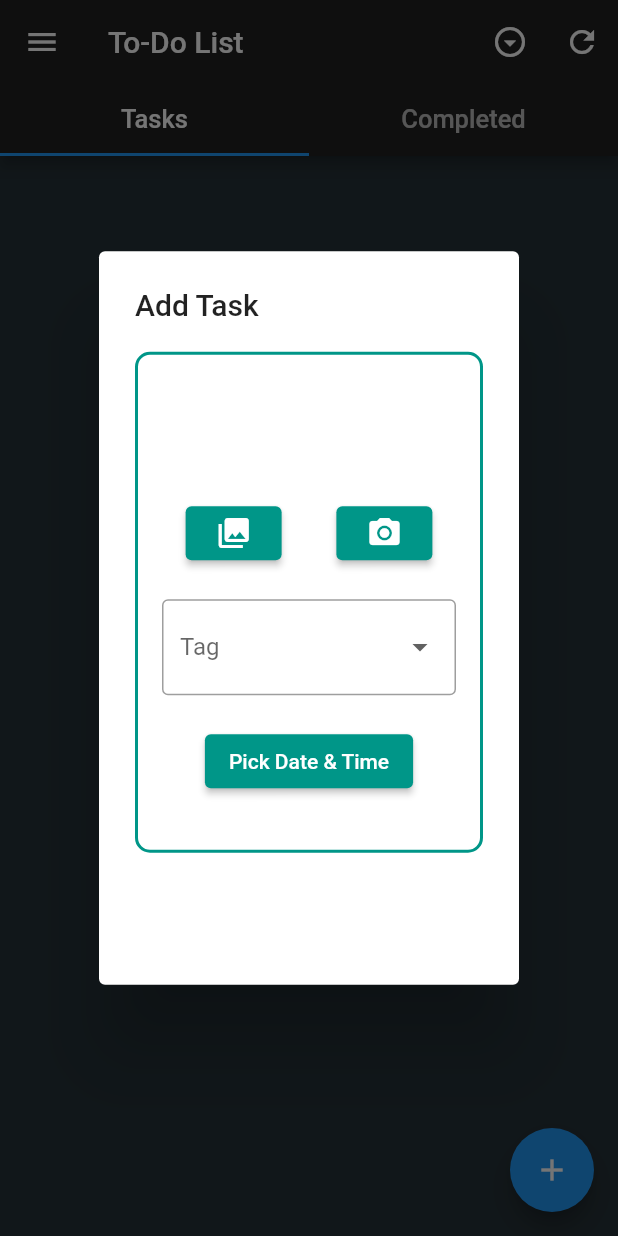
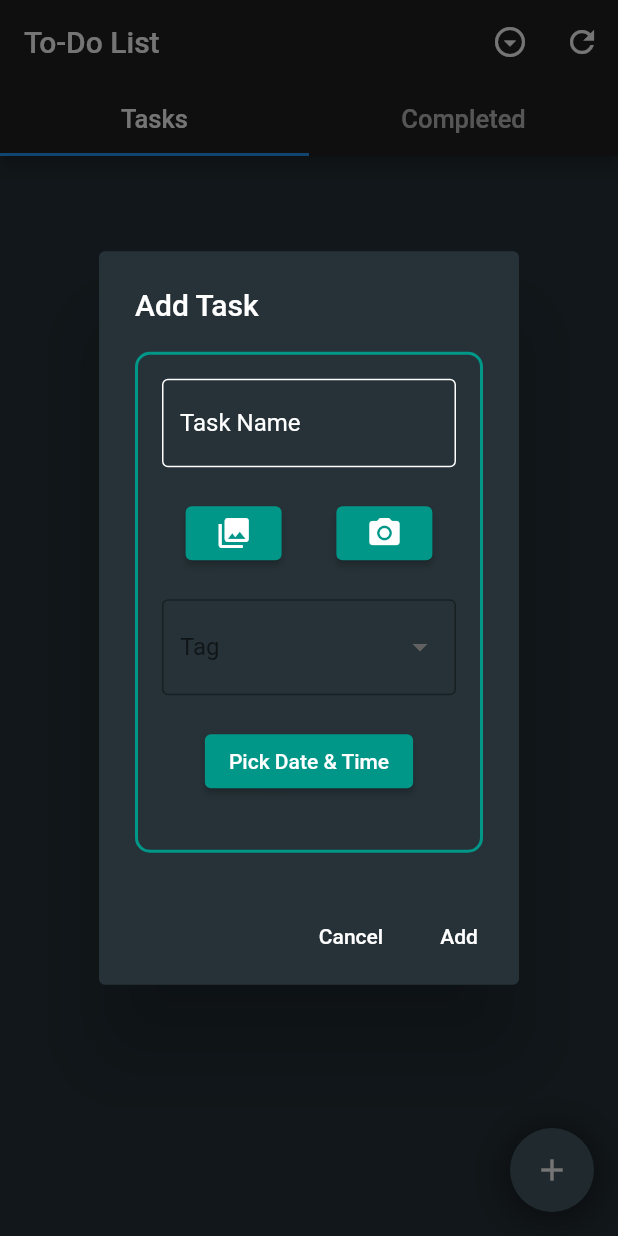
Before and after one commit to ajeesh1989/to_do, a Flutter app: the screen it shows after launch, after a tap on the "add" icon, on a phone screen of 412 x 824 dp. Run offline on Flutter 3.47's test engine with Material 2 defaults, Android fonts, the phone set to English and light mode, and no system bars; our stand-ins replace flutter_slidable, hive_flutter, image_picker; accounts and stored records are empty.

Commit message:
almost done with cards

```diff
--- a/lib/main.dart
+++ b/lib/main.dart
@@ -189,6 +189,7 @@ class _TodoListState extends State<TodoList> {
                 final items = [
                   'All',
                   'Personal',
+                  'Home',
                   'Business',
                   'Shopping',
                   'Work',
@@ -209,19 +210,41 @@ class _TodoListState extends State<TodoList> {
           ],
           backgroundColor: Colors.grey.shade900,
         ),
-        drawer: const Drawer(),
         body: TabBarView(
           children: [
             _buildTasksListView(),
             _buildCompletedTasksListView(),
           ],
         ),
-        floatingActionButton: FloatingActionButton(
+        floatingActionButton: Container(
+          decoration: BoxDecoration(
+            shape: BoxShape.circle,
+            boxShadow: [
+              BoxShadow(
+                color: Colors.black38
+                    .withOpacity(0.3), // Adjust opacity for a subtle shadow
+                spreadRadius:
+                    8, // Reduce the spread radius for a smoother shadow
+                blurRadius: 15, // Reduce the blur radius for a smoother shadow
+                offset: const Offset(0, 3), // Offset from the FAB
+              ),
+            ],
+          ),
+          child: FloatingActionButton(
+            backgroundColor: Colors.blueGrey.shade700,
+            elevation: 0, // Remove the default elevation
             onPressed: () async {
               final newTask = await showDialog<TodoItem>(
                 context: context,
                 builder: (context) => const TaskDialog(
-                tags: ['Personal', 'Business', 'Shopping', 'Work', 'Other'],
+                  tags: [
+                    'Personal',
+                    'Home',
+                    'Business',
+                    'Shopping',
+                    'Work',
+                    'Other'
+                  ],
                 ),
               );
 
@@ -229,7 +252,8 @@ class _TodoListState extends State<TodoList> {
                 _taskBox.add(newTask);
               }
             },
-          child: const Icon(Icons.add),
+            child: const Icon(Icons.add, color: Colors.white),
+          ),
         ),
       ),
     );
@@ -254,7 +278,17 @@ class _TodoListState extends State<TodoList> {
                 itemCount: tasks.length,
                 itemBuilder: (context, index) {
                   final task = tasks[index];
-                  return Slidable(
+                  return Card(
+                    color: const Color.fromARGB(255, 41, 55, 62),
+                    margin: const EdgeInsets.symmetric(
+                        vertical: 8.0, horizontal: 16.0),
+                    elevation: 10, // Add elevation for a card-like appearance
+                    shape: RoundedRectangleBorder(
+                      borderRadius: BorderRadius.circular(
+                          15.0), // Adjust the border radius as needed
+                    ),
+                    shadowColor: Colors.grey.shade900, // Color of the shadow
+                    child: Slidable(
                       endActionPane: ActionPane(
                         motion: const StretchMotion(),
                         children: [
@@ -268,6 +302,7 @@ class _TodoListState extends State<TodoList> {
                                   initialTask: task,
                                   tags: const [
                                     'Personal',
+                                    'Home',
                                     'Business',
                                     'Shopping',
                                     'Work',
@@ -364,6 +399,7 @@ class _TodoListState extends State<TodoList> {
                               initialTask: task,
                               tags: const [
                                 'Personal',
+                                'Home',
                                 'Business',
                                 'Shopping',
                                 'Work',
@@ -382,7 +418,9 @@ class _TodoListState extends State<TodoList> {
                             task.save();
                           }
                         },
-                      ));
+                      ),
+                    ),
+                  );
                 },
               );
       },
@@ -407,7 +445,18 @@ class _TodoListState extends State<TodoList> {
                 itemCount: completedTasks.length,
                 itemBuilder: (context, index) {
                   final task = completedTasks[index];
-                  return Slidable(
+                  return Card(
+                    color: const Color.fromARGB(255, 41, 55, 62),
+                    margin: const EdgeInsets.symmetric(
+                        vertical: 8.0, horizontal: 16.0),
+                    elevation: 10, // Add elevation for a card-like appearance
+                    shape: RoundedRectangleBorder(
+                      borderRadius: BorderRadius.circular(
+                          15.0), // Adjust the border radius as needed
+                    ),
+                    shadowColor: Colors.grey
+                        .shade900, // Color of the shadow.withOpacity(0.2), // Set shadow color to light white
+                    child: Slidable(
                       endActionPane: ActionPane(
                         motion: const StretchMotion(),
                         children: [
@@ -421,6 +470,7 @@ class _TodoListState extends State<TodoList> {
                                   initialTask: task,
                                   tags: const [
                                     'Personal',
+                                    'Home',
                                     'Business',
                                     'Shopping',
                                     'Work',
@@ -517,6 +567,7 @@ class _TodoListState extends State<TodoList> {
                                 initialTask: task,
                                 tags: const [
                                   'Personal',
+                                  'Home',
                                   'Business',
                                   'Shopping',
                                   'Work',
@@ -536,7 +587,9 @@ class _TodoListState extends State<TodoList> {
                             }
                           },
                         ),
-                      ));
+                      ),
+                    ),
+                  );
                 },
               );
       },
@@ -621,7 +674,13 @@ class _TaskDialogState extends State<TaskDialog> {
   @override
   Widget build(BuildContext context) {
     return AlertDialog(
-      title: Text(widget.initialTask != null ? 'Edit Task' : 'Add Task'),
+      backgroundColor: Colors.blueGrey.shade900,
+      title: Text(
+        widget.initialTask != null ? 'Edit Task' : 'Add Task',
+        style: const TextStyle(
+          color: Colors.white, // Title text color
+        ),
+      ),
       content: SingleChildScrollView(
         child: Form(
           key: _formKey,
@@ -708,7 +767,8 @@ class _TaskDialogState extends State<TaskDialog> {
                       items: widget.tags.map((tag) {
                         return DropdownMenuItem<String>(
                           value: tag,
-                          child: Text(tag),
+                          child: Text(tag,
+                              style: const TextStyle(color: Colors.white)),
                         );
                       }).toList(),
                       onChanged: (value) {
--- a/pubspec.yaml
+++ b/pubspec.yaml
@@ -41,6 +41,8 @@ dependencies:
   flutter_slidable: ^3.0.0
   intl: ^0.18.1
   flutter_local_notifications: ^15.1.1
+  flutter_datetime_picker: ^1.5.1
+
 
 dev_dependencies:
   flutter_test:
```
Also changed, not shown: pubspec.lock. Lines whose indentation alone changed are shown as unchanged.
